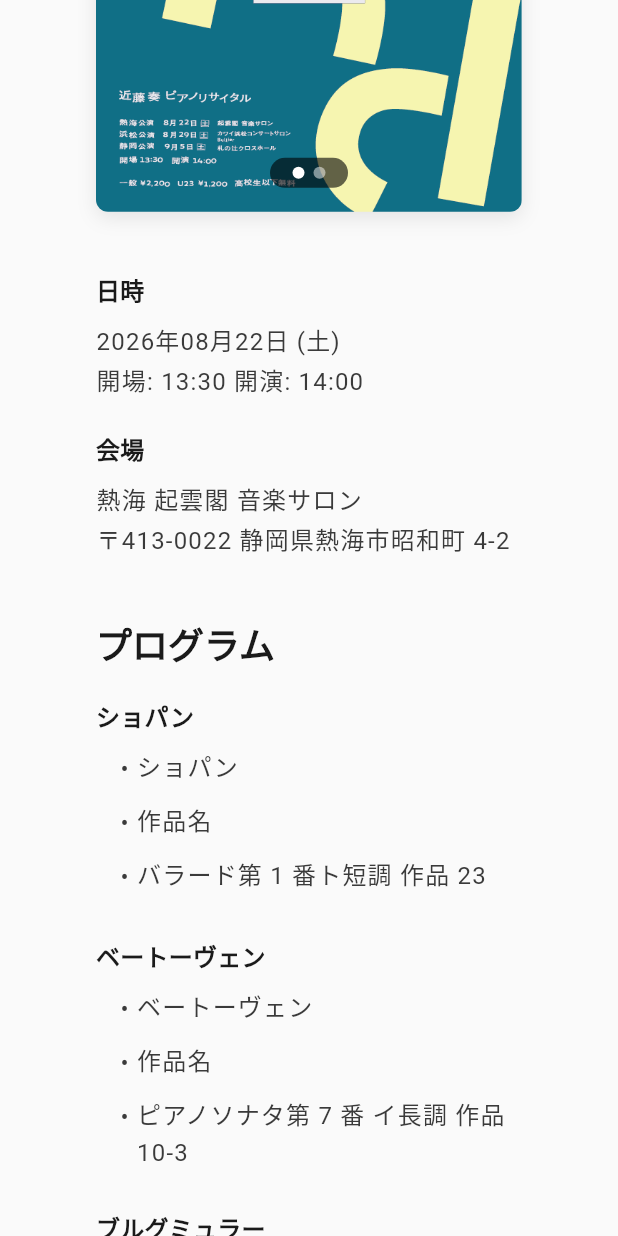
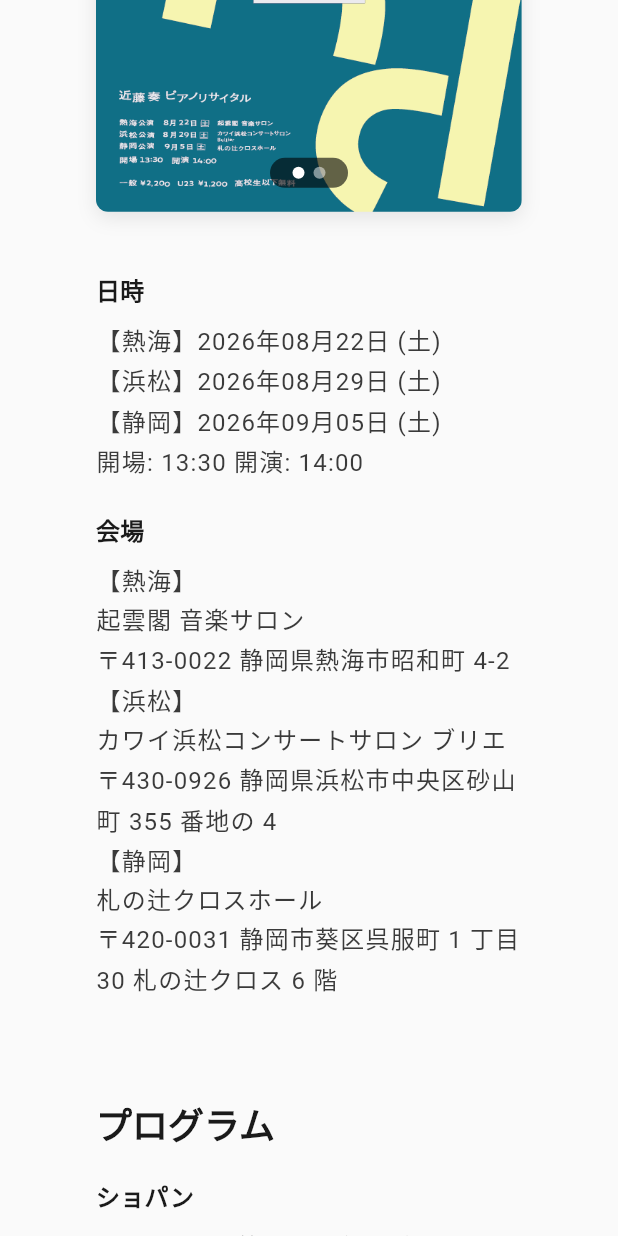
Before and after one commit to Shibatch28/kanade_hp, a Flutter app: the ConcertsScreen widget shown alone on an empty page, opened directly, scrolled down 576 dp, on a phone screen of 412 x 824 dp. Run offline on Flutter 3.47's test engine with Material 3 defaults, Android fonts, the phone set to English and light mode, and no system bars; our stand-ins replace equatable, flutter_bloc, flutter_svg, go_router, google_fonts.

Commit message:
res: 情報を整理

```diff
--- a/lib/view/screen/concerts_screen.dart
+++ b/lib/view/screen/concerts_screen.dart
@@ -16,115 +16,46 @@
           MainVisual(title: 'コンサート情報', imageDirectory: 'concerts', height: 200),
           ConcertInfo(
             title: '近藤奏ピアノリサイタル',
-            date: '2026年08月22日 (土)',
+            date:
+                '【熱海】2026年08月22日 (土)\n【浜松】2026年08月29日 (土)\n【静岡】2026年09月05日 (土)',
             time: '開場: 13:30 開演: 14:00',
-            venue: '熱海 起雲閣 音楽サロン',
-            address: '〒413-0022 静岡県熱海市昭和町 4-2',
+            venue:
+                '【熱海】\n起雲閣 音楽サロン\n〒413-0022 静岡県熱海市昭和町 4-2\n【浜松】\nカワイ浜松コンサートサロン ブリエ\n〒430-0926 静岡県浜松市中央区砂⼭町 355 番地の 4\n【静岡】\n札の辻クロスホール\n〒420-0031 静岡市葵区呉服町 1 丁⽬ 30 札の辻クロス 6 階',
+            address: '',
             flyerImagePaths: [
               'assets/flyers/20260812a.png',
               'assets/flyers/20260812b.png',
             ],
             programs: [
-              ProgramItem(composer: 'ショパン', pieces: ['ショパン', '作品名', 'バラード第 1 番ト短調 作品 23']),
+              ProgramItem(
+      composer: 'ショパン', pieces: ['バラード第 1 番ト短調 作品 23']),
               ProgramItem(
                 composer: 'ベートーヴェン',
-                pieces: ['ベートーヴェン', '作品名', 'ピアノソナタ第 7 番 イ⻑調 作品 10-3'],
+                pieces: ['ピアノソナタ第 7 番 イ⻑調 作品 10-3'],
               ),
               ProgramItem(
                 composer: 'ブルグミュラー',
-                pieces: ['ブルグミュラー', '作品名', '25 の練習曲より「すなおな⼼」「アラベスク」「パストラル(牧歌)」'],
+                pieces: ['25 の練習曲より「すなおな⼼」「アラベスク」「パストラル(牧歌)」'],
               ),
               ProgramItem(
                 composer: 'ブラームス',
-                pieces: ['ブラームス', '作品名', '２つのラプソディより第 1 番 ロ短調 作品 79-1'],
+                pieces: ['２つのラプソディより第 1 番 ロ短調 作品 79-1'],
               ),
               ProgramItem(
                 composer: 'リスト',
-                pieces: ['リスト', '作品名', '村の居酒屋での踊り(メフィストワルツ第 1 番) S.514'],
+                pieces: ['村の居酒屋での踊り(メフィストワルツ第 1 番) S.514'],
               ),
-              ProgramItem(composer: 'ドビュッシー', pieces: ['ドビュッシー', '作品名', '喜びの島']),
+              ProgramItem(
+      composer: 'ドビュッシー', pieces: ['喜びの島']),
             ],
             ticketPrice: '一般 2,200円 U23 1,200円 ⾼校⽣以下無料\n未就学児童⼊場可\n⾞椅⼦席あり',
-            ticketInfo: 'チケットぴあ\nすみやグッディ本店',
+            ticketInfo:
+                'チケットぴあ\nすみやグッディ本店\nアクトシティ浜松チケットセンター(浜松公演のみ)\nHCF オンラインショップ(浜松公演のみ)',
             ticketOptions: [
               'チケットぴあ\nhttps://t.pia.jp/pia/artist/artists.do?artistsCd=O7040029',
               'すみやグッディ本店\nTEL：054-253-6222【11:00~19:00/⽔曜⽇定休】',
-            ],
-            additionalInfo: '高校生以下無料のチケットはすみやグッディでお買い求め頂くか、主催者に直接お問い合わせください。',
-          ),
-          ConcertInfo(
-            title: '近藤奏ピアノリサイタル',
-            date: '2026年08月29日 (土)',
-            time: '開場: 13:30 開演: 14:00',
-            venue: 'カワイ浜松コンサートサロン ブリエ',
-            address: '〒430-0926 静岡県浜松市中央区砂⼭町 355 番地の 4(ハマキョウレックス浜松駅南ビル 1F)',
-            flyerImagePaths: [
-              'assets/flyers/20260812a.png',
-              'assets/flyers/20260812b.png',
-            ],
-            programs: [
-              ProgramItem(composer: 'ショパン', pieces: ['ショパン', '作品名', 'バラード第 1 番ト短調 作品 23']),
-              ProgramItem(
-                composer: 'ベートーヴェン',
-                pieces: ['ベートーヴェン', '作品名', 'ピアノソナタ第 7 番 イ⻑調 作品 10-3'],
-              ),
-              ProgramItem(
-                composer: 'ブルグミュラー',
-                pieces: ['ブルグミュラー', '作品名', '25 の練習曲より「すなおな⼼」「アラベスク」「パストラル(牧歌)」'],
-              ),
-              ProgramItem(
-                composer: 'ブラームス',
-                pieces: ['ブラームス', '作品名', '２つのラプソディより第 1 番 ロ短調 作品 79-1'],
-              ),
-              ProgramItem(
-                composer: 'リスト',
-                pieces: ['リスト', '作品名', '村の居酒屋での踊り(メフィストワルツ第 1 番) S.514'],
-              ),
-              ProgramItem(composer: 'ドビュッシー', pieces: ['ドビュッシー', '作品名', '喜びの島']),
-            ],
-            ticketPrice: '一般 2,200円 U23 1,200円 ⾼校⽣以下無料\n未就学児童⼊場可\n⾞椅⼦席あり',
-            ticketInfo: 'チケットぴあ\nすみやグッディ本店\nアクトシティ浜松チケットセンター(浜松公演のみ)\nHCF オンラインショップ(浜松公演のみ)',
-            ticketOptions: [
-              'チケットぴあ\nhttps://t.pia.jp/pia/artist/artists.do?artistsCd=O7040029',
-              'すみやグッディ本店\nTEL：054-253-6222【11:00~19:00/⽔曜⽇定休】\nアクトシティ浜松チケットセンター(浜松公演のみ)\n（店頭販売のみ／10：00〜19：00）\nHCF オンラインショップ(浜松公演のみ)\nhttps://www.hcf.or.jp/shop/index.php',
-            ],
-            additionalInfo: '高校生以下無料のチケットはすみやグッディでお買い求め頂くか、主催者に直接お問い合わせください。',
-          ),
-          ConcertInfo(
-            title: '近藤奏ピアノリサイタル',
-            date: '2026年09月05日 (土)',
-            time: '開場: 13:30 開演: 14:00',
-            venue: '札の辻クロスホール',
-            address: '〒420-0031 静岡市葵区呉服町 1 丁⽬ 30 札の辻クロス 6 階',
-            flyerImagePaths: [
-              'assets/flyers/20260812a.png',
-              'assets/flyers/20260812b.png',
-            ],
-            programs: [
-              ProgramItem(composer: 'ショパン', pieces: ['ショパン', '作品名', 'バラード第 1 番ト短調 作品 23']),
-              ProgramItem(
-                composer: 'ベートーヴェン',
-                pieces: ['ベートーヴェン', '作品名', 'ピアノソナタ第 7 番 イ⻑調 作品 10-3'],
-              ),
-              ProgramItem(
-                composer: 'ブルグミュラー',
-                pieces: ['ブルグミュラー', '作品名', '25 の練習曲より「すなおな⼼」「アラベスク」「パストラル(牧歌)」'],
-              ),
-              ProgramItem(
-                composer: 'ブラームス',
-                pieces: ['ブラームス', '作品名', '２つのラプソディより第 1 番 ロ短調 作品 79-1'],
-              ),
-              ProgramItem(
-                composer: 'リスト',
-                pieces: ['リスト', '作品名', '村の居酒屋での踊り(メフィストワルツ第 1 番) S.514'],
-              ),
-              ProgramItem(composer: 'ドビュッシー', pieces: ['ドビュッシー', '作品名', '喜びの島']),
-            ],
-            ticketPrice: '一般 2,200円 U23 1,200円 ⾼校⽣以下無料\n未就学児童⼊場可\n⾞椅⼦席あり',
-            ticketInfo: 'チケットぴあ\nすみやグッディ本店',
-            ticketOptions: [
-              'チケットぴあ\nhttps://t.pia.jp/pia/artist/artists.do?artistsCd=O7040029',
-              'すみやグッディ本店\nTEL：054-253-6222【11:00~19:00/⽔曜⽇定休】',
+              'アクトシティ浜松チケットセンター(浜松公演のみ)\n（店頭販売のみ／10：00〜19：00）',
+              'HCF オンラインショップ(浜松公演のみ)\nhttps://www.hcf.or.jp/shop/index.php',
             ],
             additionalInfo: '高校生以下無料のチケットはすみやグッディでお買い求め頂くか、主催者に直接お問い合わせください。',
           ),
```
